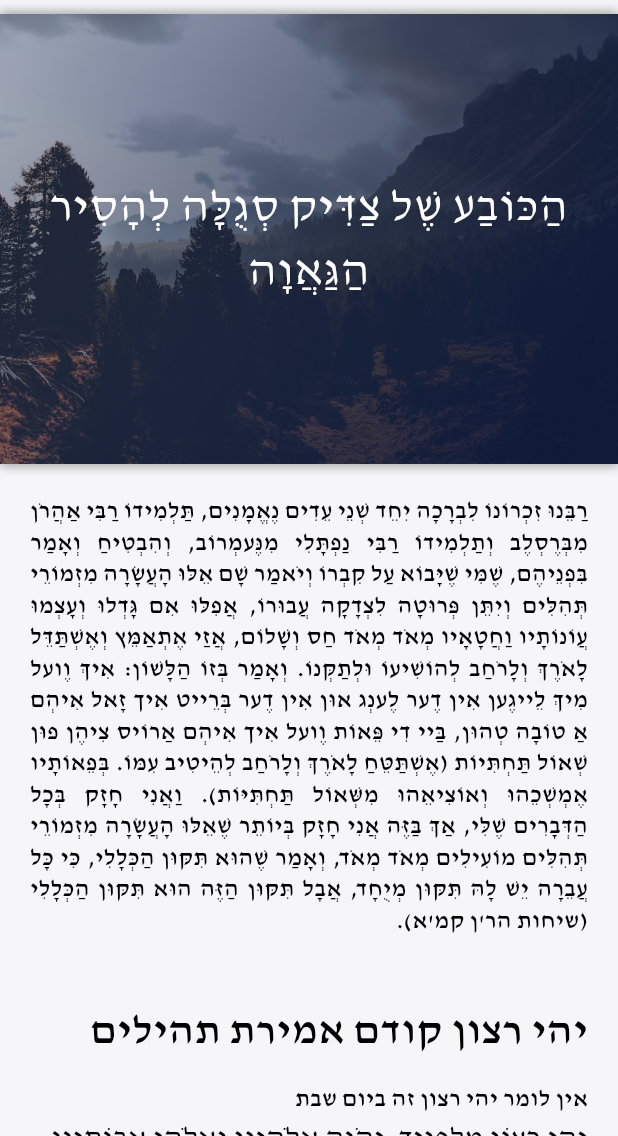
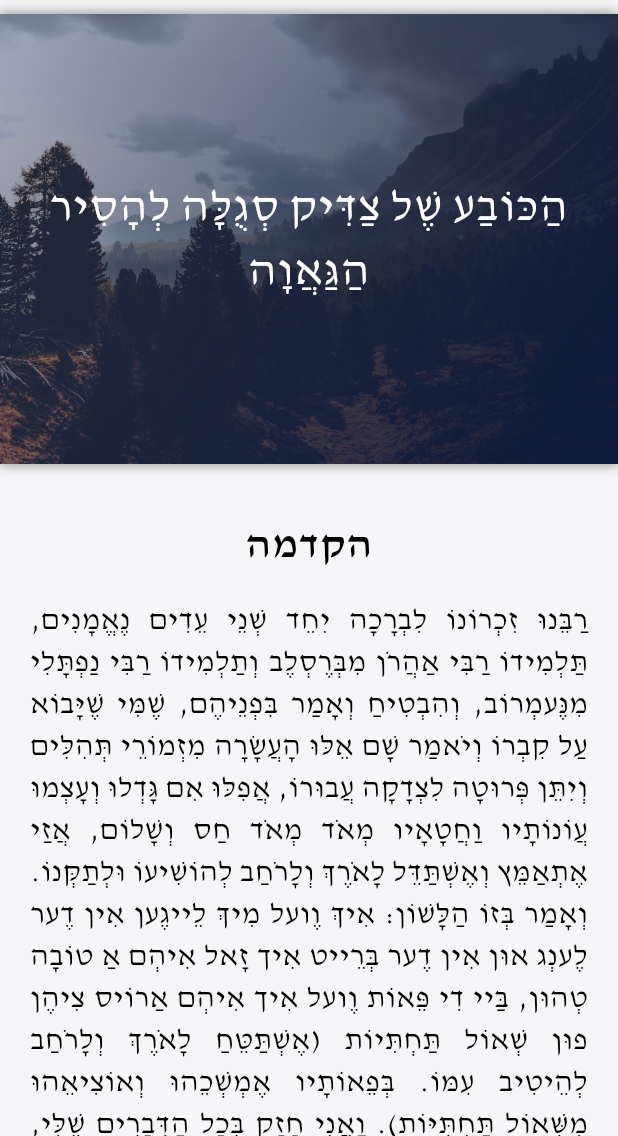
Before and after one commit to dorna6/tikon-haklali-flutter-app, a Flutter app: the screen it shows after launch, on a phone screen of 412 x 824 dp, the part 100-1236 px from its top. Run offline on Flutter 3.47's test engine with Material 3 defaults, Android fonts, the phone set to English and light mode, and no system bars.

Commit message:
change tikon haklali text, seems the app work good

```diff
--- a/lib/tikon_haklali.dart
+++ b/lib/tikon_haklali.dart
@@ -50,6 +50,20 @@ class tikonHaklali {
     final String endOfPasokStr = ':';
 
     return Column(children: [
+      SizedBox(height: shortSpace),
+      CustomRichText(
+        textAlign: TextAlign.center,
+        alignment: Alignment.center,
+        textSpan: TextSpan(
+          children: <TextSpan>[
+            TextSpan(
+              text: "הקדמה",
+              style: textStyleSimpleTextHeadline,
+            ),
+          ],
+        ),
+      ),
+      SizedBox(height: shortSpace),
       CustomRichText(
         textAlign: TextAlign.justify,
         textDirection: TextDirection.rtl,
@@ -69,13 +83,15 @@ class tikonHaklali {
                   " הָעֲשָׂרָה מִזְמוֹרֵי תְּהִלִּים מוֹעִילִים מְאֹד מְאֹד, וְאָמַר שֶׁהוּא תִּקּוּן הַכְּלָלִי,"
                   " כִּי כָּל עֲבֵרָה יֵשׁ לָהּ תִּקּוּן מְיֻחָד, אֲבָל תִּקּוּן הַזֶּה הוּא תִּקּוּן הַכְּלָלִי"
                   " (שיחות הר'ן קמ'א).",
-              style: textStyleSimpleText_small,
+              style: textStyleSimpleText,
             ),
           ],
         ),
       ),
       SizedBox(height: longSpace),
       CustomRichText(
+        textAlign: TextAlign.center,
+        alignment: Alignment.center,
         textSpan: TextSpan(
           children: <TextSpan>[
             TextSpan(
@@ -97,6 +113,7 @@ class tikonHaklali {
         ),
       ),
       CustomRichText(
+        textAlign: TextAlign.justify,
         textSpan: TextSpan(
           children: <TextSpan>[
             TextSpan(
@@ -123,6 +140,8 @@ class tikonHaklali {
       ),
       SizedBox(height: longSpace),
       CustomRichText(
+        textAlign: TextAlign.center,
+        alignment: Alignment.center,
         textSpan: TextSpan(
           children: <TextSpan>[
             TextSpan(
@@ -144,6 +163,7 @@ class tikonHaklali {
         ),
       ),
       CustomRichText(
+        textAlign: TextAlign.justify,
         textSpan: TextSpan(
           children: <TextSpan>[
             TextSpan(
@@ -158,6 +178,7 @@ class tikonHaklali {
       ),
       SizedBox(height: shortSpace),
       CustomRichText(
+        textAlign: TextAlign.justify,
         textSpan: TextSpan(
           children: <TextSpan>[
             TextSpan(
@@ -183,6 +204,7 @@ class tikonHaklali {
       ),
       SizedBox(height: shortSpace),
       CustomRichText(
+        textAlign: TextAlign.justify,
         textSpan: TextSpan(
           children: <TextSpan>[
             TextSpan(
@@ -202,6 +224,8 @@ class tikonHaklali {
       //////////////////////////////////////////////////
 
       CustomRichText(
+        textAlign: TextAlign.center,
+        alignment: Alignment.center,
         textSpan: TextSpan(
           children: <TextSpan>[
             TextSpan(
@@ -216,6 +240,20 @@ class tikonHaklali {
         textSpan: TextSpan(
           children: <TextSpan>[
             TextSpan(
+              text: "א. מִכְתָּם לְדָוִד שָׁמְרֵנִי אֵל כִּי חָסִיתִי בָךְ",
+              style: textStyleSimpleText,
+            ),
+            TextSpan(
+              text: endOfPasokStr,
+              style: textStyleSimpleText,
+            ),
+          ],
+        ),
+      ),
+      CustomRichText(
+        textSpan: TextSpan(
+          children: <TextSpan>[
+            TextSpan(
               text: "(צריך לקרוא שָׁמְרֵנִי בקמץ רגילְ)",
               style: textStyleSimpleText_small,
             ),
@@ -226,7 +264,8 @@ class tikonHaklali {
         textSpan: TextSpan(
           children: <TextSpan>[
             TextSpan(
-              text: "א. מִכְתָּם לְדָוִד שָׁמְרֵנִי אֵל כִּי חָסִיתִי בָךְ",
+              text:
+                  "ב. אָמַרְתְּ לַיהֹוָה אֲדֹנָי אָתָּה טוֹבָתִי בַּל עָלֶיךָ",
               style: textStyleSimpleText,
             ),
             TextSpan(
@@ -251,21 +290,6 @@ class tikonHaklali {
           children: <TextSpan>[
             TextSpan(
               text:
-                  "ב. אָמַרְתְּ לַיהֹוָה אֲדֹנָי אָתָּה טוֹבָתִי בַּל עָלֶיךָ",
-              style: textStyleSimpleText,
-            ),
-            TextSpan(
-              text: endOfPasokStr,
-              style: textStyleSimpleText,
-            ),
-          ],
-        ),
-      ),
-      CustomRichText(
-        textSpan: TextSpan(
-          children: <TextSpan>[
-            TextSpan(
-              text:
                   "ג. לִקְדוֹשִׁים אֲשֶׁר בָּאָרֶץ הֵמָּה וְאַדִּירֵי כָּל חֶפְצִי בָם",
               style: textStyleSimpleText,
             ),
@@ -398,6 +422,8 @@ class tikonHaklali {
       ),
       SizedBox(height: longSpace),
       CustomRichText(
+        textAlign: TextAlign.center,
+        alignment: Alignment.center,
         textSpan: TextSpan(
           children: <TextSpan>[
             TextSpan(
@@ -472,6 +498,21 @@ class tikonHaklali {
         textSpan: TextSpan(
           children: <TextSpan>[
             TextSpan(
+              text:
+                  "ה. חַטָּאתִי אוֹדִיעֲךָ וַעֲוֹנִי לֹא כִסִּיתִי אָמַרְתִּי אוֹדֶה עֲלֵי פְשָׁעַי לַיהֹוָה וְאַתָּה נָשָׂאתָ עֲוֹן חַטָּאתִי סֶלָה",
+              style: textStyleSimpleText,
+            ),
+            TextSpan(
+              text: endOfPasokStr,
+              style: textStyleSimpleText,
+            ),
+          ],
+        ),
+      ),
+      CustomRichText(
+        textSpan: TextSpan(
+          children: <TextSpan>[
+            TextSpan(
               text: "(צריך לקרוא לַדוֹנָי – א נחה)",
               style: textStyleSimpleText_small,
             ),
@@ -483,22 +524,53 @@ class tikonHaklali {
           children: <TextSpan>[
             TextSpan(
               text:
-                  "ה. חַטָּאתִי אוֹדִיעֲךָ וַעֲוֹנִי לֹא כִסִּיתִי אָמַרְתִּי אוֹדֶה עֲלֵי פְשָׁעַי לַיהֹוָה וְאַתָּה נָשָׂאתָ עֲוֹן חַטָּאתִי סֶלָה",
-              style: textStyleSimpleText,
-            ),
-            TextSpan(
-              text: endOfPasokStr,
-              style: textStyleSimpleText,
-            ),
-          ],
-        ),
-      ),
-      CustomRichText(
-        textSpan: TextSpan(
-          children: <TextSpan>[
-            TextSpan(
-              text:
                   "ו. עַל זֹאת יִתְפַּלֵּל כָּל חָסִיד אֵלֶיךָ לְעֵת מְצֹא רַק לְשֵׁטֶף מַיִם רַבִּים אֵלָיו לֹא יַגִּיעוּ",
+              style: textStyleSimpleText,
+            ),
+            TextSpan(
+              text: endOfPasokStr,
+              style: textStyleSimpleText,
+            ),
+          ],
+        ),
+      ),
+      CustomRichText(
+        textSpan: TextSpan(
+          children: <TextSpan>[
+            TextSpan(
+              text: "ז. ",
+              style: textStyleSimpleText,
+            ),
+            TextSpan(
+              text: "אַ",
+              style: textStyleSimpleTextBold,
+            ),
+            TextSpan(
+              text: "תָּה ",
+              style: textStyleSimpleText,
+            ),
+            TextSpan(
+              text: "סֵ",
+              style: textStyleSimpleTextBold,
+            ),
+            TextSpan(
+              text: "תֶר ",
+              style: textStyleSimpleText,
+            ),
+            TextSpan(
+              text: "לִ",
+              style: textStyleSimpleTextBold,
+            ),
+            TextSpan(
+              text: "י ",
+              style: textStyleSimpleText,
+            ),
+            TextSpan(
+              text: '(יפסיק מעט, טוב לכוון בשם סא"ל) ',
+              style: textStyleSimpleText_small,
+            ),
+            TextSpan(
+              text: "מִצַּר תִּצְּרֵנִי רָנֵּי פַלֵּט תְּסוֹבְבֵנִי סֶלָה",
               style: textStyleSimpleText,
             ),
             TextSpan(
@@ -526,52 +598,6 @@ class tikonHaklali {
         textSpan: TextSpan(
           children: <TextSpan>[
             TextSpan(
-              text: "ז. ",
-              style: textStyleSimpleText,
-            ),
-            TextSpan(
-              text: "אַ",
-              style: textStyleSimpleTextBold,
-            ),
-            TextSpan(
-              text: "תָּה ",
-              style: textStyleSimpleText,
-            ),
-            TextSpan(
-              text: "סֵ",
-              style: textStyleSimpleTextBold,
-            ),
-            TextSpan(
-              text: "תֶר ",
-              style: textStyleSimpleText,
-            ),
-            TextSpan(
-              text: "לִ",
-              style: textStyleSimpleTextBold,
-            ),
-            TextSpan(
-              text: "י ",
-              style: textStyleSimpleText,
-            ),
-            TextSpan(
-              text: '(יפסיק מעט) (טוב לכוון בשם סא"ל) ',
-              style: textStyleSimpleText_small,
-            ),
-            TextSpan(
-              text: "מִצַּר תִּצְּרֵנִי רָנֵּי פַלֵּט תְּסוֹבְבֵנִי סֶלָה",
-              style: textStyleSimpleText,
-            ),
-            TextSpan(
-              text: endOfPasokStr,
-              style: textStyleSimpleText,
-            ),
-          ],
-        ),
-      ),
-      CustomRichText(
-        textSpan: TextSpan(
-          children: <TextSpan>[
-            TextSpan(
               text:
                   "ח. אַשְׂכִּילְךָ וְאוֹרְךָ בְּדֶרֶךְ זוּ תֵלֵךְ אִיעֲצָה עָלֶיךָ עֵינִי",
               style: textStyleSimpleText,
@@ -589,6 +615,21 @@ class tikonHaklali {
             TextSpan(
               text:
                   "ט. אַל תִּהְיוּ כְּסוּס כְּפֶרֶד אֵין הָבִין בְּמֶתֶג וָרֶסֶן עֶדְיוֹ לִבְלוֹם בַּל קְרוֹב אֵלֶיךָ",
+              style: textStyleSimpleText,
+            ),
+            TextSpan(
+              text: endOfPasokStr,
+              style: textStyleSimpleText,
+            ),
+          ],
+        ),
+      ),
+      CustomRichText(
+        textSpan: TextSpan(
+          children: <TextSpan>[
+            TextSpan(
+              text:
+                  "י. רַבִּים מַכְאוֹבִים לָרָשָׁע וְהַבּוֹטֵחַ בַּיהֹוָה חֶסֶד יְסוֹבְבֶנּוּ",
               style: textStyleSimpleText,
             ),
             TextSpan(
@@ -613,7 +654,7 @@ class tikonHaklali {
           children: <TextSpan>[
             TextSpan(
               text:
-                  "י. רַבִּים מַכְאוֹבִים לָרָשָׁע וְהַבּוֹטֵחַ בַּיהֹוָה חֶסֶד יְסוֹבְבֶנּוּ",
+                  "יא. שִׂמְחוּ בַיהֹוָה וְגִילוּ צַדִּיקִים וְהַרְנִינוּ כָּל יִשְׁרֵי לֵב",
               style: textStyleSimpleText,
             ),
             TextSpan(
@@ -633,23 +674,10 @@ class tikonHaklali {
           ],
         ),
       ),
-      CustomRichText(
-        textSpan: TextSpan(
-          children: <TextSpan>[
-            TextSpan(
-              text:
-                  "יא. שִׂמְחוּ בַיהֹוָה וְגִילוּ צַדִּיקִים וְהַרְנִינוּ כָּל יִשְׁרֵי לֵב",
-              style: textStyleSimpleText,
-            ),
-            TextSpan(
-              text: endOfPasokStr,
-              style: textStyleSimpleText,
-            ),
-          ],
-        ),
-      ),
       SizedBox(height: longSpace),
       CustomRichText(
+        textAlign: TextAlign.center,
+        alignment: Alignment.center,
         textSpan: TextSpan(
           children: <TextSpan>[
             TextSpan(
@@ -870,6 +898,8 @@ class tikonHaklali {
       ),
       SizedBox(height: longSpace),
       CustomRichText(
+        textAlign: TextAlign.center,
+        alignment: Alignment.center,
         textSpan: TextSpan(
           children: <TextSpan>[
             TextSpan(
@@ -913,6 +943,21 @@ class tikonHaklali {
         textSpan: TextSpan(
           children: <TextSpan>[
             TextSpan(
+              text:
+                  "ג.צָמְאָה נַפְשִׁי לֵאלֹהִים לְאֵל חָי מָתַי אָבוֹא וְאֵרָאֶה פְּנֵי אֱלֹהִים",
+              style: textStyleSimpleText,
+            ),
+            TextSpan(
+              text: endOfPasokStr,
+              style: textStyleSimpleText,
+            ),
+          ],
+        ),
+      ),
+      CustomRichText(
+        textSpan: TextSpan(
+          children: <TextSpan>[
+            TextSpan(
               text: "(צריך לקרוא לֵלֹהִים - א נחה)",
               style: textStyleSimpleText_small,
             ),
@@ -924,21 +969,6 @@ class tikonHaklali {
           children: <TextSpan>[
             TextSpan(
               text:
-                  "ג.צָמְאָה נַפְשִׁי לֵאלֹהִים לְאֵל חָי מָתַי אָבוֹא וְאֵרָאֶה פְּנֵי אֱלֹהִים",
-              style: textStyleSimpleText,
-            ),
-            TextSpan(
-              text: endOfPasokStr,
-              style: textStyleSimpleText,
-            ),
-          ],
-        ),
-      ),
-      CustomRichText(
-        textSpan: TextSpan(
-          children: <TextSpan>[
-            TextSpan(
-              text:
                   "ד. הָיְתָה לִּי דִמְעָתִי לֶחֶם יוֹמָם וָלָיְלָה בֶּאֱמֹר אֵלַי כָּל הַיּוֹם אַיֵּה אֱלֹהֶיךָ",
               style: textStyleSimpleText,
             ),
@@ -1045,6 +1075,21 @@ class tikonHaklali {
             TextSpan(
               text:
                   "יא. בְּרֶצַח בְּעַצְמוֹתַי חֵרְפוּנִי צוֹרְרָי בְּאָמְרָם אֵלַי כָּל הַיּוֹם אַיֵּה אֱלֹהֶיךָ",
+              style: textStyleSimpleText,
+            ),
+            TextSpan(
+              text: endOfPasokStr,
+              style: textStyleSimpleText,
+            ),
+          ],
+        ),
+      ),
+      CustomRichText(
+        textSpan: TextSpan(
+          children: <TextSpan>[
+            TextSpan(
+              text:
+                  "יב. מַה תִּשְׁתּוֹחֲחִי נַפְשִׁי וּמַה תֶּהֱמִי עָלָי הוֹחִילִי לֵאלֹהִים כִּי עוֹד אוֹדֶנּוּ יְשׁוּעֹת פָּנַי וֵאלֹהָי",
               style: textStyleSimpleText,
             ),
             TextSpan(
@@ -1074,23 +1119,10 @@ class tikonHaklali {
           ],
         ),
       ),
-      CustomRichText(
-        textSpan: TextSpan(
-          children: <TextSpan>[
-            TextSpan(
-              text:
-                  "יב. מַה תִּשְׁתּוֹחֲחִי נַפְשִׁי וּמַה תֶּהֱמִי עָלָי הוֹחִילִי לֵאלֹהִים כִּי עוֹד אוֹדֶנּוּ יְשׁוּעֹת פָּנַי וֵאלֹהָי",
-              style: textStyleSimpleText,
-            ),
-            TextSpan(
-              text: endOfPasokStr,
-              style: textStyleSimpleText,
-            ),
-          ],
-        ),
-      ),
       SizedBox(height: longSpace),
       CustomRichText(
+        textAlign: TextAlign.center,
+        alignment: Alignment.center,
         textSpan: TextSpan(
           children: <TextSpan>[
             TextSpan(
@@ -1370,6 +1402,8 @@ class tikonHaklali {
       ),
       SizedBox(height: longSpace),
       CustomRichText(
+        textAlign: TextAlign.center,
+        alignment: Alignment.center,
         textSpan: TextSpan(
           children: <TextSpan>[
             TextSpan(
@@ -1398,6 +1432,21 @@ class tikonHaklali {
         textSpan: TextSpan(
           children: <TextSpan>[
             TextSpan(
+              text:
+                  "ב. קוֹלִי אֶל אֱלֹהִים וְאֶצְעָקָה קוֹלִי אֶל אֱלֹהִים וְהַאֲזִין אֵלָי",
+              style: textStyleSimpleText,
+            ),
+            TextSpan(
+              text: endOfPasokStr,
+              style: textStyleSimpleText,
+            ),
+          ],
+        ),
+      ),
+      CustomRichText(
+        textSpan: TextSpan(
+          children: <TextSpan>[
+            TextSpan(
               text: 'ב"אלהים" יכוון השם במילוי אלף למד אלף למד הי יוד מם',
               style: textStyleSimpleText_small,
             ),
@@ -1409,21 +1458,6 @@ class tikonHaklali {
           children: <TextSpan>[
             TextSpan(
               text:
-                  "ב. קוֹלִי אֶל אֱלֹהִים וְאֶצְעָקָה קוֹלִי אֶל אֱלֹהִים וְהַאֲזִין אֵלָי",
-              style: textStyleSimpleText,
-            ),
-            TextSpan(
-              text: endOfPasokStr,
-              style: textStyleSimpleText,
-            ),
-          ],
-        ),
-      ),
-      CustomRichText(
-        textSpan: TextSpan(
-          children: <TextSpan>[
-            TextSpan(
-              text:
                   "ג. בְּיוֹם צָרָתִי אֲדֹנָי דָּרָשְׁתִּי יָדִי לַיְלָה נִגְּרָה וְלֹא תָפוּג מֵאֲנָה הִנָּחֵם נַפְשִׁי",
               style: textStyleSimpleText,
             ),
@@ -1570,6 +1604,21 @@ class tikonHaklali {
             TextSpan(
               text:
                   "יג. וְהָגִיתִי בְכָל פָּעֳלֶךָ וּבַעֲלִילוֹתֶיךָ אָשִׂיחָה",
+              style: textStyleSimpleText,
+            ),
+            TextSpan(
+              text: endOfPasokStr,
+              style: textStyleSimpleText,
+            ),
+          ],
+        ),
+      ),
+      CustomRichText(
+        textSpan: TextSpan(
+          children: <TextSpan>[
+            TextSpan(
+              text:
+                  "יד. אֱלֹהִים בַּקֹּדֶשׁ דַּרְכֶּךָ מִי אֵל גָּדוֹל כֵּאלֹהִים",
               style: textStyleSimpleText,
             ),
             TextSpan(
@@ -1594,21 +1643,6 @@ class tikonHaklali {
           children: <TextSpan>[
             TextSpan(
               text:
-                  "יד. אֱלֹהִים בַּקֹּדֶשׁ דַּרְכֶּךָ מִי אֵל גָּדוֹל כֵּאלֹהִים",
-              style: textStyleSimpleText,
-            ),
-            TextSpan(
-              text: endOfPasokStr,
-              style: textStyleSimpleText,
-            ),
-          ],
-        ),
-      ),
-      CustomRichText(
-        textSpan: TextSpan(
-          children: <TextSpan>[
-            TextSpan(
-              text:
                   "טו. אַתָּה הָאֵל עֹשֵׂה פֶלֶא הוֹדַעְתָּ בָעַמִּים עֻזֶּךָ",
               style: textStyleSimpleText,
             ),
@@ -1710,6 +1744,8 @@ class tikonHaklali {
       ),
       SizedBox(height: longSpace),
       CustomRichText(
+        textAlign: TextAlign.center,
+        alignment: Alignment.center,
         textSpan: TextSpan(
           children: <TextSpan>[
             TextSpan(
@@ -1856,6 +1892,21 @@ class tikonHaklali {
         textSpan: TextSpan(
           children: <TextSpan>[
             TextSpan(
+              text:
+                  "י. יְמֵי שְׁנוֹתֵינוּ בָּהֶם שִׁבְעִים שָׁנָה וְאִם בִּגְבוּרֹת שְׁמוֹנִים שָׁנָה וְרָהְבָּם עָמָל וָאָוֶן כִּי גָז חִישׁ וַנָּעֻפָה",
+              style: textStyleSimpleText,
+            ),
+            TextSpan(
+              text: endOfPasokStr,
+              style: textStyleSimpleText,
+            ),
+          ],
+        ),
+      ),
+      CustomRichText(
+        textSpan: TextSpan(
+          children: <TextSpan>[
+            TextSpan(
               text: "(צריך לקרוא וְרוֹהְבָּם - ה בשווא נח) ",
               style: textStyleSimpleText_small,
             ),
@@ -1866,21 +1917,6 @@ class tikonHaklali {
         textSpan: TextSpan(
           children: <TextSpan>[
             TextSpan(
-              text:
-                  "י. יְמֵי שְׁנוֹתֵינוּ בָּהֶם שִׁבְעִים שָׁנָה וְאִם בִּגְבוּרֹת שְׁמוֹנִים שָׁנָה וְרָהְבָּם עָמָל וָאָוֶן כִּי גָז חִישׁ וַנָּעֻפָה",
-              style: textStyleSimpleText,
-            ),
-            TextSpan(
-              text: endOfPasokStr,
-              style: textStyleSimpleText,
-            ),
-          ],
-        ),
-      ),
-      CustomRichText(
-        textSpan: TextSpan(
-          children: <TextSpan>[
-            TextSpan(
               text: "יא. מִי יוֹדֵעַ עֹז אַפֶּךָ וּכְיִרְאָתְךָ עֶבְרָתֶךָ",
               style: textStyleSimpleText,
             ),
@@ -1981,6 +2017,8 @@ class tikonHaklali {
       ),
       SizedBox(height: longSpace),
       CustomRichText(
+        textAlign: TextAlign.center,
+        alignment: Alignment.center,
         textSpan: TextSpan(
           children: <TextSpan>[
             TextSpan(
@@ -1995,6 +2033,21 @@ class tikonHaklali {
         textSpan: TextSpan(
           children: <TextSpan>[
             TextSpan(
+              text:
+                  "א. הוֹדוּ לַיהֹוָה קִרְאוּ בִשְׁמוֹ הוֹדִיעוּ בָעַמִּים עֲלִילוֹתָיו",
+              style: textStyleSimpleText,
+            ),
+            TextSpan(
+              text: endOfPasokStr,
+              style: textStyleSimpleText,
+            ),
+          ],
+        ),
+      ),
+      CustomRichText(
+        textSpan: TextSpan(
+          children: <TextSpan>[
+            TextSpan(
               text: "(צריך לקרוא לַדוֹנָי – א נחה)",
               style: textStyleSimpleText_small,
             ),
@@ -2005,21 +2058,6 @@ class tikonHaklali {
         textSpan: TextSpan(
           children: <TextSpan>[
             TextSpan(
-              text:
-                  "א. הוֹדוּ לַיהֹוָה קִרְאוּ בִשְׁמוֹ הוֹדִיעוּ בָעַמִּים עֲלִילוֹתָיו",
-              style: textStyleSimpleText,
-            ),
-            TextSpan(
-              text: endOfPasokStr,
-              style: textStyleSimpleText,
-            ),
-          ],
-        ),
-      ),
-      CustomRichText(
-        textSpan: TextSpan(
-          children: <TextSpan>[
-            TextSpan(
               text: "ב. שִׁירוּ לוֹ זַמְּרוּ לוֹ שִׂיחוּ בְּכָל נִפְלְאֹתָיו",
               style: textStyleSimpleText,
             ),
@@ -2151,6 +2189,20 @@ class tikonHaklali {
             TextSpan(
               text:
                   "יא. לֵאמֹר לְךָ אֶתֵּן אֶת אֶרֶץ כְּנָעַן חֶבֶל נַחֲלַתְכֶם",
+              style: textStyleSimpleText,
+            ),
+            TextSpan(
+              text: endOfPasokStr,
+              style: textStyleSimpleText,
+            ),
+          ],
+        ),
+      ),
+      CustomRichText(
+        textSpan: TextSpan(
+          children: <TextSpan>[
+            TextSpan(
+              text: "יב. בִּהְיוֹתָם מְתֵי מִסְפָּר כִּמְעַט וְגָרִים בָּהּ",
               style: textStyleSimpleText,
             ),
             TextSpan(
@@ -2174,20 +2226,6 @@ class tikonHaklali {
         textSpan: TextSpan(
           children: <TextSpan>[
             TextSpan(
-              text: "יב. בִּהְיוֹתָם מְתֵי מִסְפָּר כִּמְעַט וְגָרִים בָּהּ",
-              style: textStyleSimpleText,
-            ),
-            TextSpan(
-              text: endOfPasokStr,
-              style: textStyleSimpleText,
-            ),
-          ],
-        ),
-      ),
-      CustomRichText(
-        textSpan: TextSpan(
-          children: <TextSpan>[
-            TextSpan(
               text:
                   "יג. וַיִּתְהַלְּכוּ מִגּוֹי אֶל גּוֹי מִמַּמְלָכָה אֶל עַם אַחֵר",
               style: textStyleSimpleText,
@@ -2660,6 +2698,8 @@ class tikonHaklali {
       ),
       SizedBox(height: longSpace),
       CustomRichText(
+        textAlign: TextAlign.center,
+        alignment: Alignment.center,
         textSpan: TextSpan(
           children: <TextSpan>[
             TextSpan(
@@ -2804,6 +2844,8 @@ class tikonHaklali {
       ),
       SizedBox(height: longSpace),
       CustomRichText(
+        textAlign: TextAlign.center,
+        alignment: Alignment.center,
         textSpan: TextSpan(
           children: <TextSpan>[
             TextSpan(
@@ -2932,6 +2974,8 @@ class tikonHaklali {
       ),
       SizedBox(height: longSpace),
       CustomRichText(
+        textAlign: TextAlign.center,
+        alignment: Alignment.center,
         textSpan: TextSpan(
           children: <TextSpan>[
             TextSpan(
@@ -2966,6 +3010,8 @@ class tikonHaklali {
       ),
       SizedBox(height: longSpace),
       CustomRichText(
+        textAlign: TextAlign.center,
+        alignment: Alignment.center,
         textSpan: TextSpan(
           children: <TextSpan>[
             TextSpan(
@@ -2977,6 +3023,7 @@ class tikonHaklali {
       ),
       SizedBox(height: shortSpace),
       CustomRichText(
+        textAlign: TextAlign.justify,
         textSpan: TextSpan(
           children: <TextSpan>[
             TextSpan(
@@ -3017,6 +3064,7 @@ class tikonHaklali {
       ),
       SizedBox(height: shortSpace),
       CustomRichText(
+        textAlign: TextAlign.justify,
         textSpan: TextSpan(
           children: <TextSpan>[
             TextSpan(
@@ -3040,6 +3088,7 @@ class tikonHaklali {
       ),
       SizedBox(height: shortSpace),
       CustomRichText(
+        textAlign: TextAlign.justify,
         textSpan: TextSpan(
           children: <TextSpan>[
             TextSpan(
@@ -3056,6 +3105,7 @@ class tikonHaklali {
       ),
       SizedBox(height: shortSpace),
       CustomRichText(
+        textAlign: TextAlign.justify,
         textSpan: TextSpan(
           children: <TextSpan>[
             TextSpan(
@@ -3074,6 +3124,7 @@ class tikonHaklali {
       ),
       SizedBox(height: shortSpace),
       CustomRichText(
+        textAlign: TextAlign.justify,
         textSpan: TextSpan(
           children: <TextSpan>[
             TextSpan(
@@ -3097,6 +3148,7 @@ class tikonHaklali {
       ),
       SizedBox(height: shortSpace),
       CustomRichText(
+        textAlign: TextAlign.justify,
         textSpan: TextSpan(
           children: <TextSpan>[
             TextSpan(
@@ -3117,6 +3169,7 @@ class tikonHaklali {
       ),
       SizedBox(height: shortSpace),
       CustomRichText(
+        textAlign: TextAlign.justify,
         textSpan: TextSpan(
           children: <TextSpan>[
             TextSpan(
@@ -3168,6 +3221,7 @@ class tikonHaklali {
       ),
       SizedBox(height: shortSpace),
       CustomRichText(
+        textAlign: TextAlign.justify,
         textSpan: TextSpan(
           children: <TextSpan>[
             TextSpan(
@@ -3204,6 +3258,7 @@ class tikonHaklali {
       ),
       SizedBox(height: shortSpace),
       CustomRichText(
+        textAlign: TextAlign.justify,
         textSpan: TextSpan(
           children: <TextSpan>[
             TextSpan(
@@ -3241,6 +3296,7 @@ class tikonHaklali {
       ),
       SizedBox(height: shortSpace),
       CustomRichText(
+        textAlign: TextAlign.justify,
         textSpan: TextSpan(
           children: <TextSpan>[
             TextSpan(
@@ -3273,6 +3329,7 @@ class tikonHaklali {
       ),
       SizedBox(height: shortSpace),
       CustomRichText(
+        textAlign: TextAlign.justify,
         textSpan: TextSpan(
           children: <TextSpan>[
             TextSpan(
```
